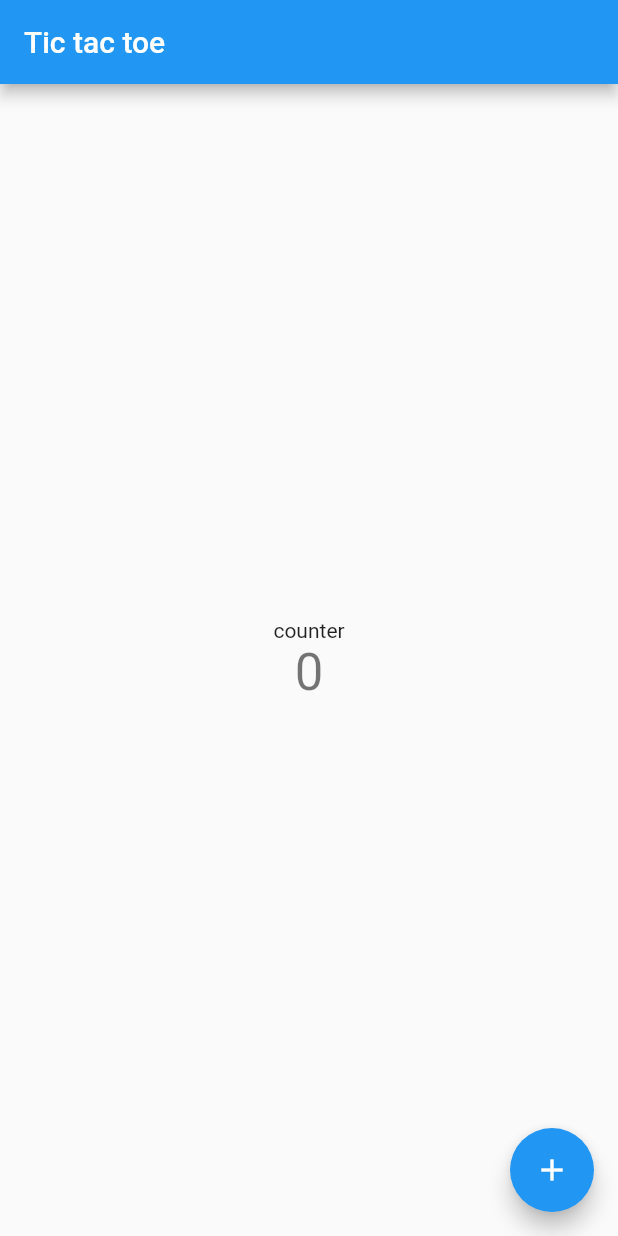
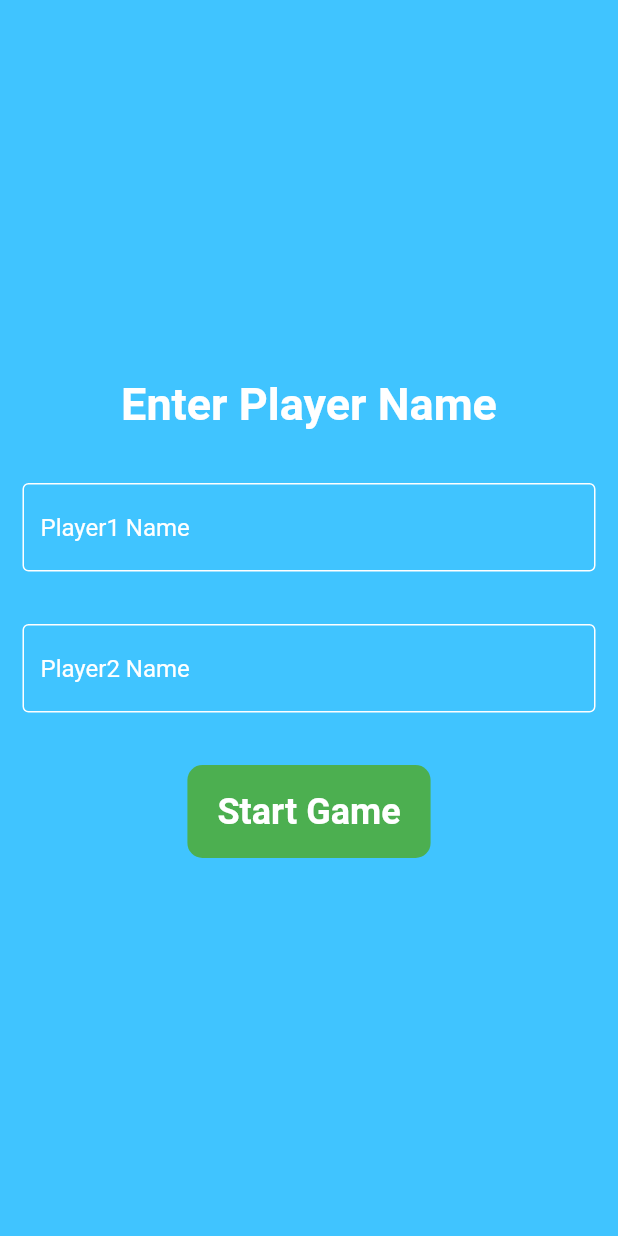
Before and after one commit to akash1047/tic-tac-toe, a Flutter app: the screen it shows after launch, on a phone screen of 412 x 824 dp. Run offline on Flutter 3.47's test engine with Material 2 defaults, Android fonts, the light colour scheme and no system bars; our stand-ins replace awesome_dialog.

Commit message:
tic tok toe

```diff
--- /dev/null
+++ b/lib/home_page.dart
@@ -0,0 +1,140 @@
+import 'package:flutter/material.dart';
+import 'package:tic_tac_toe/game_screen.dart';
+
+class HomeScreen extends StatefulWidget {
+  const HomeScreen({super.key});
+
+  @override
+  State<HomeScreen> createState() => _HomeScreenState();
+}
+
+class _HomeScreenState extends State<HomeScreen> {
+  final GlobalKey<FormState> _formkey = GlobalKey<FormState>();
+  final TextEditingController player1Controller = TextEditingController();
+  final TextEditingController player2Controller = TextEditingController();
+  @override
+  Widget build(BuildContext context) {
+    return Scaffold(
+      backgroundColor: Colors.lightBlueAccent,
+      body: Form(
+        key: _formkey,
+        child: Column(
+          mainAxisAlignment: MainAxisAlignment.center,
+          children: [
+            const Text(
+              "Enter Player Name",
+              style: TextStyle(
+                fontSize: 30,
+                fontWeight: FontWeight.bold,
+                color: Colors.white,
+              ),
+            ),
+            SizedBox(height: 20),
+            Padding(
+                padding: EdgeInsets.all(15),
+                child: TextFormField(
+                    controller: player1Controller,
+                    style: const TextStyle(color: Colors.white),
+                    decoration:const  InputDecoration(
+                        focusedBorder: OutlineInputBorder(
+                          borderSide: BorderSide(
+                            color: Colors.white10,
+                          ),
+                        ),
+                        focusedErrorBorder: OutlineInputBorder(
+                          borderSide: BorderSide(
+                            color: Colors.red,
+                          ),
+                        ),
+                        enabledBorder: OutlineInputBorder(
+                            borderSide: BorderSide(
+                          color: Colors.white,
+                        )),
+                        errorBorder: OutlineInputBorder(borderSide: BorderSide(
+                  color: Colors.red,
+                        )),
+                        hintText: "Player1 Name",
+                        hintStyle: TextStyle(color: Colors.white),
+
+                        ),
+                        validator: (value) {
+                          if (value ==null ||value.isEmpty) {
+                            return"Please enter player 1 name";
+
+
+                          }
+                          return null;
+                        },)
+                        ,),
+                         SizedBox(height: 5),
+            Padding(
+                padding: EdgeInsets.all(15),
+                child: TextFormField(
+                    controller: player2Controller,
+                    style: TextStyle(color: Colors.white),
+                    decoration:  const InputDecoration(
+                        focusedBorder: OutlineInputBorder(
+                          borderSide: BorderSide(
+                            color: Colors.white,
+                          ),
+                        ),
+                        focusedErrorBorder: OutlineInputBorder(
+                          borderSide: BorderSide(
+                            color: Colors.red,
+                          ),
+                        ),
+                        enabledBorder: OutlineInputBorder(
+                            borderSide: BorderSide(
+                          color: Colors.white,
+                        )),
+                        errorBorder: OutlineInputBorder(borderSide: BorderSide(
+                  color: Colors.red,
+                        )),
+                        hintText: "Player2 Name",
+                        hintStyle: TextStyle(color: Colors.white),
+
+                        ),
+                        validator: (value) {
+                          if (value ==null ||value.isEmpty) {
+                            return"Please enter player 2 name";
+
+
+                          }
+                          return null;
+                        },)
+                        ,),
+                        SizedBox(height: 20,),
+                        InkWell(
+                          onTap: (){
+                            if (_formkey.currentState!.validate()) {
+                              Navigator.push(context, MaterialPageRoute
+                              (builder: (context)=>GameScreen(
+
+                              Player1:player1Controller.text,
+                              Player2:player2Controller.text,),
+                              ));
+
+
+                            }
+                          },
+                          child: Container(
+                            decoration: BoxDecoration(
+                              color: Colors.green,
+                              borderRadius: BorderRadius.circular(10),
+
+                            ),
+                            padding:const  EdgeInsetsDirectional.symmetric(vertical: 17,horizontal:20 ),
+                            child: const Text("Start Game",style: TextStyle(
+                              fontSize: 24,
+                              fontWeight: FontWeight.bold,
+                              color: Colors.white,
+
+                            ),),
+                          ),
+                        )
+          ],
+        ),
+      ),
+    );
+  }
+}
--- a/lib/main.dart
+++ b/lib/main.dart
@@ -1,115 +1,17 @@
 import 'package:flutter/material.dart';
+import 'home_page.dart';
+void main(){
+  runApp(MyApp());
 
-void main() {
-  runApp(const MyApp());
 }
-
 class MyApp extends StatelessWidget {
   const MyApp({super.key});
 
-  // This widget is the root of your application.
   @override
   Widget build(BuildContext context) {
     return MaterialApp(
-      title: 'Flutter Demo',
-      theme: ThemeData(
-        // This is the theme of your application.
-        //
-        // Try running your application with "flutter run". You'll see the
-        // application has a blue toolbar. Then, without quitting the app, try
-        // changing the primarySwatch below to Colors.green and then invoke
-        // "hot reload" (press "r" in the console where you ran "flutter run",
-        // or simply save your changes to "hot reload" in a Flutter IDE).
-        // Notice that the counter didn't reset back to zero; the application
-        // is not restarted.
-        primarySwatch: Colors.blue,
-      ),
-      home: const MyHomePage(title: 'Tic tac toe'),
+      debugShowCheckedModeBanner: false,
+      home: HomeScreen(),
     );
   }
 }
-
-class MyHomePage extends StatefulWidget {
-  const MyHomePage({super.key, required this.title});
-
-  // This widget is the home page of your application. It is stateful, meaning
-  // that it has a State object (defined below) that contains fields that affect
-  // how it looks.
-
-  // This class is the configuration for the state. It holds the values (in this
-  // case the title) provided by the parent (in this case the App widget) and
-  // used by the build method of the State. Fields in a Widget subclass are
-  // always marked "final".
-
-  final String title;
-
-  @override
-  State<MyHomePage> createState() => _MyHomePageState();
-}
-
-class _MyHomePageState extends State<MyHomePage> {
-  int _counter = 0;
-
-  void _incrementCounter() {
-    setState(() {
-      // This call to setState tells the Flutter framework that something has
-      // changed in this State, which causes it to rerun the build method below
-      // so that the display can reflect the updated values. If we changed
-      // _counter without calling setState(), then the build method would not be
-      // called again, and so nothing would appear to happen.
-      _counter++;
-    });
-  }
-
-  @override
-  Widget build(BuildContext context) {
-    // This method is rerun every time setState is called, for instance as done
-    // by the _incrementCounter method above.
-    //
-    // The Flutter framework has been optimized to make rerunning build methods
-    // fast, so that you can just rebuild anything that needs updating rather
-    // than having to individually change instances of widgets.
-    return Scaffold(
-      appBar: AppBar(
-        // Here we take the value from the MyHomePage object that was created by
-        // the App.build method, and use it to set our appbar title.
-        title: Text(widget.title),
-      ),
-      body: Center(
-        // Center is a layout widget. It takes a single child and positions it
-        // in the middle of the parent.
-        child: Column(
-          // Column is also a layout widget. It takes a list of children and
-          // arranges them vertically. By default, it sizes itself to fit its
-          // children horizontally, and tries to be as tall as its parent.
-          //
-          // Invoke "debug painting" (press "p" in the console, choose the
-          // "Toggle Debug Paint" action from the Flutter Inspector in Android
-          // Studio, or the "Toggle Debug Paint" command in Visual Studio Code)
-          // to see the wireframe for each widget.
-          //
-          // Column has various properties to control how it sizes itself and
-          // how it positions its children. Here we use mainAxisAlignment to
-          // center the children vertically; the main axis here is the vertical
-          // axis because Columns are vertical (the cross axis would be
-          // horizontal).
-          mainAxisAlignment: MainAxisAlignment.center,
-          children: <Widget>[
-            const Text(
-              'counter',
-            ),
-            Text(
-              '$_counter',
-              style: Theme.of(context).textTheme.headlineMedium,
-            ),
-          ],
-        ),
-      ),
-      floatingActionButton: FloatingActionButton(
-        onPressed: _incrementCounter,
-        tooltip: 'Increment',
-        child: const Icon(Icons.add),
-      ), // This trailing comma makes auto-formatting nicer for build methods.
-    );
-  }
-}
--- a/pubspec.yaml
+++ b/pubspec.yaml
@@ -35,6 +35,7 @@ dependencies:
   # The following adds the Cupertino Icons font to your application.
   # Use with the CupertinoIcons class for iOS style icons.
   cupertino_icons: ^1.0.2
+  awesome_dialog: ^3.0.2
 
 dev_dependencies:
   flutter_test:
```
Also changed, not shown: lib/game_screen.dart (added, +231 -0 lines), pubspec.lock, 1 other file.
